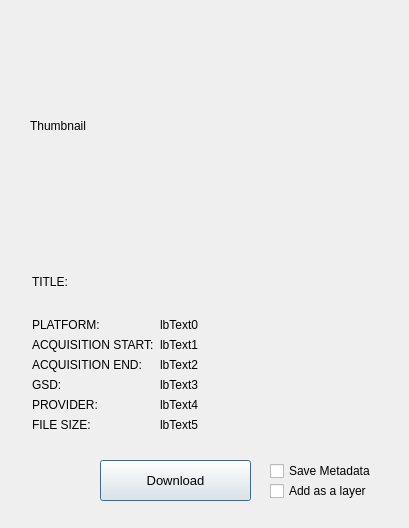
This is gui/ui/img_browser.ui in yojiyojiyoji/oam_qgis3_express as Qt 5 draws it before an edit. The edited form follows.
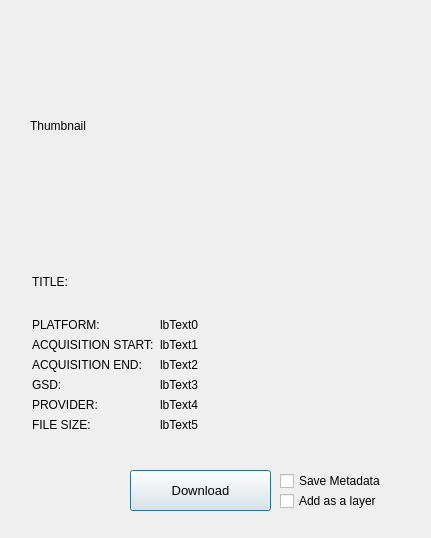
This is the edited form.

Commit message: Readjusted GUI of image search dialog and image browser.

What changed in the file:
```diff
--- a/gui/ui/img_browser.ui
+++ b/gui/ui/img_browser.ui
@@ -6,8 +6,8 @@
    <rect>
     <x>0</x>
     <y>0</y>
-    <width>409</width>
-    <height>528</height>
+    <width>431</width>
+    <height>538</height>
    </rect>
   </property>
   <property name="font">
@@ -21,9 +21,9 @@
   <widget class="QPushButton" name="pushButtonDownload">
    <property name="geometry">
     <rect>
-     <x>100</x>
-     <y>460</y>
-     <width>151</width>
+     <x>130</x>
+     <y>470</y>
+     <width>141</width>
      <height>41</height>
     </rect>
    </property>
@@ -39,8 +39,8 @@
   <widget class="QCheckBox" name="checkBoxSaveMeta">
    <property name="geometry">
     <rect>
-     <x>270</x>
-     <y>460</y>
+     <x>280</x>
+     <y>470</y>
      <width>131</width>
      <height>22</height>
     </rect>
@@ -52,8 +52,8 @@
   <widget class="QCheckBox" name="checkBoxAddLayer">
    <property name="geometry">
     <rect>
-     <x>270</x>
-     <y>480</y>
+     <x>280</x>
+     <y>490</y>
      <width>131</width>
      <height>22</height>
     </rect>
@@ -67,7 +67,7 @@
     <rect>
      <x>30</x>
      <y>250</y>
-     <width>351</width>
+     <width>371</width>
      <height>191</height>
     </rect>
    </property>
@@ -207,7 +207,7 @@
     <rect>
      <x>30</x>
      <y>20</y>
-     <width>351</width>
+     <width>371</width>
      <height>211</height>
     </rect>
    </property>
```
The commit also changes 1 other file.
